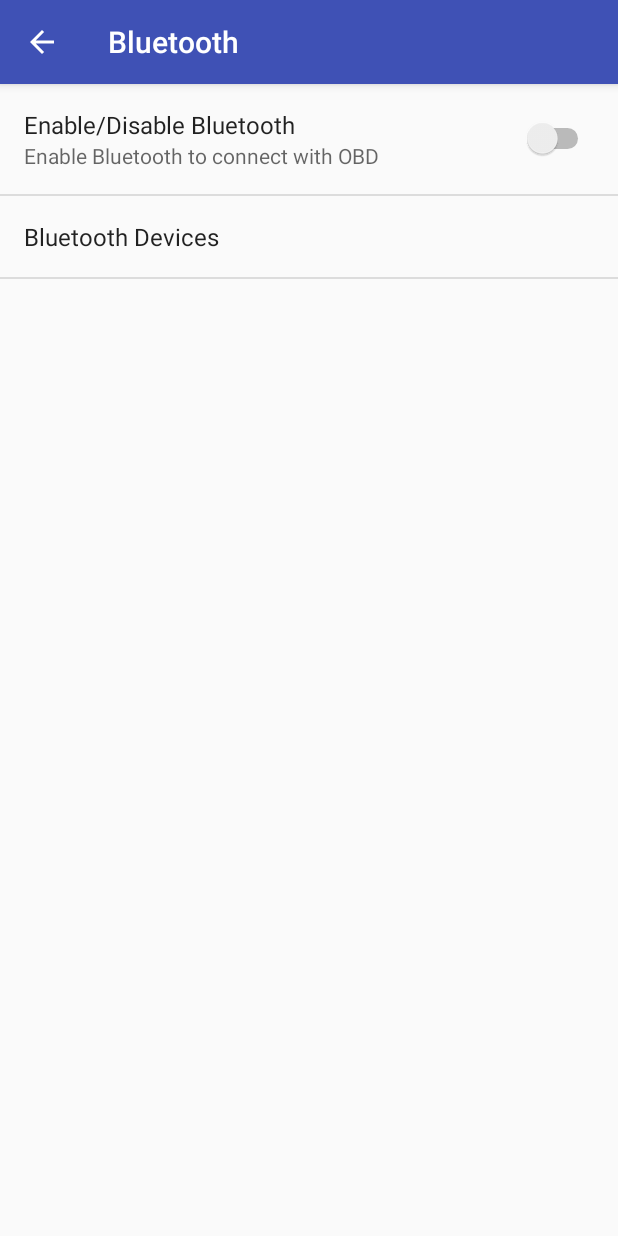
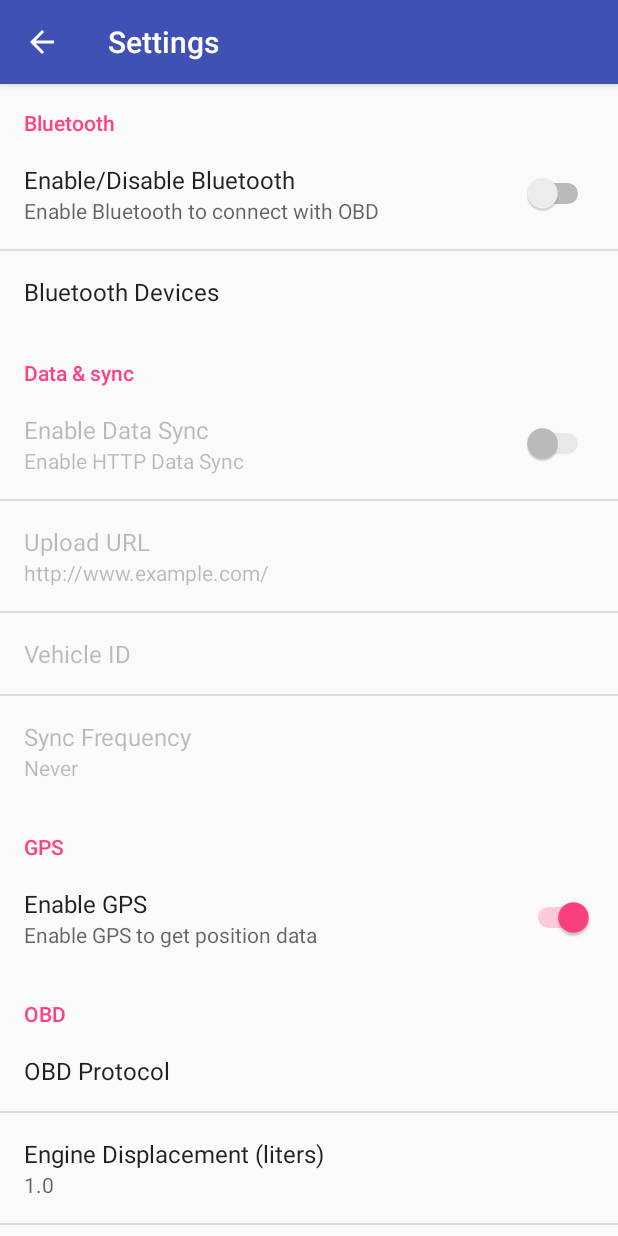
Before and after one commit to eltonvs/vehicle-data-collector, an Android app: the SettingsActivity screen opened directly, with no data from a screen before it, after a tap on "Bluetooth", on a phone screen of 412 x 824 dp. Run offline under Robolectric (Android 15) with nearby library versions, the phone set to English and light mode, and no system bars; libraries missing offline, so code that uses them is left out: com.github.pires.obd; 1 statement that could not run was skipped.

Commit message:
Pack up settings into a single fragment

```diff
--- a/app/src/main/java/br/ufrn/imd/vdc/activities/SettingsActivity.java
+++ b/app/src/main/java/br/ufrn/imd/vdc/activities/SettingsActivity.java
@@ -17,6 +17,7 @@ import android.preference.PreferenceFragment;
 import android.preference.PreferenceManager;
 import android.preference.SwitchPreference;
 import android.support.v7.app.ActionBar;
+import android.util.Log;
 import android.view.MenuItem;
 import android.widget.Toast;
 
@@ -100,19 +101,11 @@ public class SettingsActivity extends AppCompatPreferenceActivity {
             .getString(preference.getKey(), ""));
     }
 
-    /**
-     * Helper method to determine if the device has an extra-large screen. For
-     * example, 10" tablets are extra-large.
-     */
-    private static boolean isXLargeTablet(Context context) {
-        return (context.getResources().getConfiguration().screenLayout & Configuration
-            .SCREENLAYOUT_SIZE_MASK) >= Configuration.SCREENLAYOUT_SIZE_XLARGE;
-    }
-
     @Override
     protected void onCreate(Bundle savedInstanceState) {
         super.onCreate(savedInstanceState);
         setupActionBar();
+        getFragmentManager().beginTransaction().replace(android.R.id.content, new SettingsFragment()).commit();
     }
 
     /**
@@ -130,35 +123,6 @@ public class SettingsActivity extends AppCompatPreferenceActivity {
      * {@inheritDoc}
      */
     @Override
-    public boolean onIsMultiPane() {
-        return isXLargeTablet(this);
-    }
-
-    /**
-     * {@inheritDoc}
-     */
-    @Override
-    @TargetApi(Build.VERSION_CODES.HONEYCOMB)
-    public void onBuildHeaders(List<Header> target) {
-        loadHeadersFromResource(R.xml.pref_headers, target);
-    }
-
-    /**
-     * This method stops fragment injection in malicious applications.
-     * Make sure to deny any unknown fragments here.
-     */
-    protected boolean isValidFragment(String fragmentName) {
-        return fragmentName.equals(PreferenceFragment.class.getName()) ||
-               fragmentName.equals(DataSyncPreferenceFragment.class.getName()) ||
-               fragmentName.equals(BluetoothPreferenceFragment.class.getName()) ||
-               fragmentName.equals(GPSPreferenceFragment.class.getName()) ||
-               fragmentName.equals(OBDPreferenceFragment.class.getName());
-    }
-
-    /**
-     * {@inheritDoc}
-     */
-    @Override
     public boolean onOptionsItemSelected(MenuItem item) {
         int id = item.getItemId();
         if (id == android.R.id.home) {
@@ -168,89 +132,35 @@ public class SettingsActivity extends AppCompatPreferenceActivity {
         return super.onOptionsItemSelected(item);
     }
 
-    /**
-     * This fragment shows data and sync preferences only. It is used when the
-     * activity is showing a two-pane settings UI.
-     */
+
     @TargetApi(Build.VERSION_CODES.HONEYCOMB)
-    public static class DataSyncPreferenceFragment extends PreferenceFragment {
+    public static class SettingsFragment extends PreferenceFragment {
+        private final String TAG = SettingsFragment.class.getName();
+
+        // Bluetooth
+        private final BluetoothAdapter btAdapter = BluetoothAdapter.getDefaultAdapter();
+        private ListPreference btDevices;
+
+        // Data/Sync
         SwitchPreference dataSyncSwitch;
         EditTextPreference uploadURL;
         EditTextPreference vehicleID;
         ListPreference syncFrequency;
 
-        @Override
-        public void onCreate(Bundle savedInstanceState) {
-            super.onCreate(savedInstanceState);
-            addPreferencesFromResource(R.xml.pref_data_sync);
-            setHasOptionsMenu(true);
+        // GPS
+        private LocationManager locationManager;
+        private SwitchPreference gpsSwitch;
 
-            dataSyncSwitch = (SwitchPreference) findPreference(DATA_SYNC_SWITCH);
-            uploadURL = (EditTextPreference) findPreference(DATA_SYNC_POST_URL);
-            vehicleID = (EditTextPreference) findPreference(DATA_SYNC_VEHICLE_ID);
-            syncFrequency = (ListPreference) findPreference(DATA_SYNC_FREQUENCY);
-
-            dataSyncSwitch.setOnPreferenceChangeListener(
-                new Preference.OnPreferenceChangeListener() {
-                    @Override
-                    public boolean onPreferenceChange(Preference preference, Object newValue) {
-                        boolean val = !((SwitchPreference) preference).isChecked();
-
-                        if (val) {
-                            turnOnDataSync();
-                        } else {
-                            turnOffDataSync();
-                        }
-
-                        return true;
-                    }
-                });
-
-            bindPreferenceSummaryToValue(uploadURL);
-            bindPreferenceSummaryToValue(vehicleID);
-            bindPreferenceSummaryToValue(syncFrequency);
-        }
-
-        /**
-         * TODO: Create Data Sync module (turn on)
-         */
-        private void turnOnDataSync() {
-            throw new UnsupportedOperationException();
-        }
-
-        /**
-         * TODO: Create Data Sync Module (turn off)
-         */
-        private void turnOffDataSync() {
-            throw new UnsupportedOperationException();
-        }
-
-        @Override
-        public boolean onOptionsItemSelected(MenuItem item) {
-            int id = item.getItemId();
-            if (id == android.R.id.home) {
-                getActivity().onBackPressed();
-                return true;
-            }
-            return super.onOptionsItemSelected(item);
-        }
-    }
-
-    /**
-     * This fragment shows bluetooth preferences only. It is used when the
-     * activity is showing a two-pane settings UI.
-     */
-    @TargetApi(Build.VERSION_CODES.HONEYCOMB)
-    public static class BluetoothPreferenceFragment extends PreferenceFragment {
-        private final BluetoothAdapter btAdapter = BluetoothAdapter.getDefaultAdapter();
-        private ListPreference btDevices;
+        // OBD
+        private ListPreference obdProtocols;
 
         @Override
         public void onCreate(Bundle savedInstanceState) {
             super.onCreate(savedInstanceState);
-            addPreferencesFromResource(R.xml.pref_bluetooth);
-            setHasOptionsMenu(true);
+            Log.d(TAG, "onCreate: Creating Fragment...");
+            addPreferencesFromResource(R.xml.preferences);
 
+            // Bluetooth
             SwitchPreference btSwitch = (SwitchPreference) findPreference(BLUETOOTH_SWITCH);
             btDevices = (ListPreference) findPreference(BLUETOOTH_DEVICES);
 
@@ -290,62 +200,36 @@ public class SettingsActivity extends AppCompatPreferenceActivity {
                 }
             });
             bindPreferenceSummaryToValue(btDevices);
-        }
 
-        private void fillBluetoothDevicesList() {
-            if (btAdapter != null) {
-                ArrayList<CharSequence> pairedDevicesStrings = new ArrayList<>();
-                ArrayList<CharSequence> pairedDevicesAddress = new ArrayList<>();
-                for (BluetoothDevice device : btAdapter.getBondedDevices()) {
-                    pairedDevicesStrings.add(device.getName() + "\n" + device.getAddress());
-                    pairedDevicesAddress.add(device.getAddress());
-                }
 
-                btDevices.setEntries(pairedDevicesStrings.toArray(new CharSequence[0]));
-                btDevices.setEntryValues(pairedDevicesAddress.toArray(new CharSequence[0]));
-            }
-        }
+            // Data/Sync
+            dataSyncSwitch = (SwitchPreference) findPreference(DATA_SYNC_SWITCH);
+            uploadURL = (EditTextPreference) findPreference(DATA_SYNC_POST_URL);
+            vehicleID = (EditTextPreference) findPreference(DATA_SYNC_VEHICLE_ID);
+            syncFrequency = (ListPreference) findPreference(DATA_SYNC_FREQUENCY);
 
-        private void turnOnBluetooth() {
-            if (btAdapter != null) {
-                btAdapter.enable();
-                btDevices.setEnabled(true);
-            }
-        }
+            dataSyncSwitch.setOnPreferenceChangeListener(
+                new Preference.OnPreferenceChangeListener() {
+                    @Override
+                    public boolean onPreferenceChange(Preference preference, Object newValue) {
+                        boolean val = !((SwitchPreference) preference).isChecked();
 
-        private void turnOffBluetooth() {
-            if (btAdapter != null) {
-                btAdapter.disable();
-                btDevices.setEnabled(false);
-            }
-        }
+                        if (val) {
+                            turnOnDataSync();
+                        } else {
+                            turnOffDataSync();
+                        }
 
-        @Override
-        public boolean onOptionsItemSelected(MenuItem item) {
-            int id = item.getItemId();
-            if (id == android.R.id.home) {
-                getActivity().onBackPressed();
-                return true;
-            }
-            return super.onOptionsItemSelected(item);
-        }
-    }
+                        return true;
+                    }
+                });
 
-    /**
-     * This fragment shows GPS preferences only. It is used when the
-     * activity is showing a two-pane settings UI.
-     */
-    @TargetApi(Build.VERSION_CODES.HONEYCOMB)
-    public static class GPSPreferenceFragment extends PreferenceFragment {
-        private LocationManager locationManager;
-        private SwitchPreference gpsSwitch;
+            bindPreferenceSummaryToValue(uploadURL);
+            bindPreferenceSummaryToValue(vehicleID);
+            bindPreferenceSummaryToValue(syncFrequency);
 
-        @Override
-        public void onCreate(Bundle savedInstanceState) {
-            super.onCreate(savedInstanceState);
-            addPreferencesFromResource(R.xml.pref_gps);
-            setHasOptionsMenu(true);
 
+            // GPS
             locationManager = (LocationManager) getActivity().getSystemService(LOCATION_SERVICE);
 
             gpsSwitch = (SwitchPreference) findPreference(GPS_SWITCH);
@@ -380,6 +264,58 @@ public class SettingsActivity extends AppCompatPreferenceActivity {
                     return true;
                 }
             });
+
+
+            // OBD
+            obdProtocols = (ListPreference) findPreference(OBD_PROTOCOL);
+            fillObdProtocols();
+            bindPreferenceSummaryToValue(obdProtocols);
+
+            EditTextPreference engineDisplacement = (EditTextPreference) findPreference
+                (ENGINE_DISPLACEMENT);
+            bindPreferenceSummaryToValue(engineDisplacement);
+        }
+
+        private void fillBluetoothDevicesList() {
+            if (btAdapter != null) {
+                ArrayList<CharSequence> pairedDevicesStrings = new ArrayList<>();
+                ArrayList<CharSequence> pairedDevicesAddress = new ArrayList<>();
+                for (BluetoothDevice device : btAdapter.getBondedDevices()) {
+                    pairedDevicesStrings.add(device.getName() + "\n" + device.getAddress());
+                    pairedDevicesAddress.add(device.getAddress());
+                }
+
+                btDevices.setEntries(pairedDevicesStrings.toArray(new CharSequence[0]));
+                btDevices.setEntryValues(pairedDevicesAddress.toArray(new CharSequence[0]));
+            }
+        }
+
+        private void turnOnBluetooth() {
+            if (btAdapter != null) {
+                btAdapter.enable();
+                btDevices.setEnabled(true);
+            }
+        }
+
+        private void turnOffBluetooth() {
+            if (btAdapter != null) {
+                btAdapter.disable();
+                btDevices.setEnabled(false);
+            }
+        }
+
+        /**
+         * TODO: Create Data Sync module (turn on)
+         */
+        private void turnOnDataSync() {
+            throw new UnsupportedOperationException();
+        }
+
+        /**
+         * TODO: Create Data Sync Module (turn off)
+         */
+        private void turnOffDataSync() {
+            throw new UnsupportedOperationException();
         }
 
         private void turnOnGPS() {
@@ -399,40 +335,6 @@ public class SettingsActivity extends AppCompatPreferenceActivity {
                    locationManager.isProviderEnabled(LocationManager.GPS_PROVIDER);
         }
 
-        @Override
-        public boolean onOptionsItemSelected(MenuItem item) {
-            int id = item.getItemId();
-            if (id == android.R.id.home) {
-                getActivity().onBackPressed();
-                return true;
-            }
-            return super.onOptionsItemSelected(item);
-        }
-    }
-
-    /**
-     * This fragment shows OBD preferences only. It is used when the
-     * activity is showing a two-pane settings UI.
-     */
-    @TargetApi(Build.VERSION_CODES.HONEYCOMB)
-    public static class OBDPreferenceFragment extends PreferenceFragment {
-        private ListPreference obdProtocols;
-
-        @Override
-        public void onCreate(Bundle savedInstanceState) {
-            super.onCreate(savedInstanceState);
-            addPreferencesFromResource(R.xml.pref_obd);
-            setHasOptionsMenu(true);
-
-            obdProtocols = (ListPreference) findPreference(OBD_PROTOCOL);
-            fillObdProtocols();
-            bindPreferenceSummaryToValue(obdProtocols);
-
-            EditTextPreference engineDisplacement = (EditTextPreference) findPreference
-                (ENGINE_DISPLACEMENT);
-            bindPreferenceSummaryToValue(engineDisplacement);
-        }
-
         private void fillObdProtocols() {
             ArrayList<CharSequence> protocolsStrings = new ArrayList<>();
             for (ObdProtocols protocol : ObdProtocols.values()) {
@@ -441,15 +343,6 @@ public class SettingsActivity extends AppCompatPreferenceActivity {
             obdProtocols.setEntries(protocolsStrings.toArray(new CharSequence[0]));
             obdProtocols.setEntryValues(protocolsStrings.toArray(new CharSequence[0]));
         }
+    }
 
-        @Override
-        public boolean onOptionsItemSelected(MenuItem item) {
-            int id = item.getItemId();
-            if (id == android.R.id.home) {
-                getActivity().onBackPressed();
-                return true;
-            }
-            return super.onOptionsItemSelected(item);
-        }
-    }
 }
--- a/app/src/main/res/xml/pref_bluetooth.xml
+++ /dev/null
@@ -1,18 +0,0 @@
-<PreferenceScreen xmlns:android="http://schemas.android.com/apk/res/android">
-
-    <SwitchPreference
-        android:defaultValue="true"
-        android:key="bluetooth_switch"
-        android:summaryOff="@string/pref_description_enable_bluetooth"
-        android:summaryOn="@string/pref_description_disable_bluetooth"
-        android:title="@string/pref_title_switch_bluetooth" />
-
-    <ListPreference
-        android:defaultValue="-1"
-        android:key="bluetooth_devices"
-        android:negativeButtonText="@null"
-        android:positiveButtonText="@null"
-        android:summary="@string/pref_description_bluetooth_devices"
-        android:title="@string/pref_title_bluetooth_devices" />
-
-</PreferenceScreen>
--- a/app/src/main/res/xml/pref_data_sync.xml
+++ /dev/null
@@ -1,36 +0,0 @@
-<PreferenceScreen xmlns:android="http://schemas.android.com/apk/res/android">
-
-    <SwitchPreference
-        android:defaultValue="false"
-        android:key="data_sync_switch"
-        android:summary="@string/pref_description_enable_data_sync"
-        android:title="@string/pref_title_enable_data_sync" />
-
-    <EditTextPreference
-        android:defaultValue="@string/pref_default_upload_url"
-        android:inputType="textUri"
-        android:key="post_url"
-        android:selectAllOnFocus="true"
-        android:singleLine="true"
-        android:summary="@string/pref_description_upload_url"
-        android:title="@string/pref_title_upload_url" />
-
-    <EditTextPreference
-        android:inputType="number"
-        android:key="vehicle_id"
-        android:selectAllOnFocus="true"
-        android:singleLine="true"
-        android:summary="@string/pref_description_vehicle_id"
-        android:title="@string/pref_title_vehicle_id" />
-
-    <ListPreference
-        android:defaultValue="-1"
-        android:entries="@array/pref_sync_frequency_titles"
-        android:entryValues="@array/pref_sync_frequency_values"
-        android:key="sync_frequency"
-        android:negativeButtonText="@null"
-        android:positiveButtonText="@null"
-        android:summary="@string/pref_description_sync_frequency"
-        android:title="@string/pref_title_sync_frequency" />
-
-</PreferenceScreen>
--- a/app/src/main/res/xml/pref_gps.xml
+++ /dev/null
@@ -1,9 +0,0 @@
-<PreferenceScreen xmlns:android="http://schemas.android.com/apk/res/android">
-
-    <SwitchPreference
-        android:defaultValue="false"
-        android:key="gps_switch"
-        android:summary="@string/pref_description_enable_gps"
-        android:title="@string/pref_title_enable_gps" />
-
-</PreferenceScreen>
--- a/app/src/main/res/xml/pref_headers.xml
+++ /dev/null
@@ -1,23 +0,0 @@
-<preference-headers xmlns:android="http://schemas.android.com/apk/res/android">
-
-    <header
-        android:fragment="br.ufrn.imd.vdc.activities.SettingsActivity$DataSyncPreferenceFragment"
-        android:icon="@drawable/ic_sync_black_24dp"
-        android:title="@string/pref_header_data_sync" />
-
-    <header
-        android:fragment="br.ufrn.imd.vdc.activities.SettingsActivity$BluetoothPreferenceFragment"
-        android:icon="@drawable/ic_bluetooth_black_24dp"
-        android:title="@string/pref_header_bluetooth" />
-
-    <header
-        android:fragment="br.ufrn.imd.vdc.activities.SettingsActivity$GPSPreferenceFragment"
-        android:icon="@drawable/ic_gps_fixed_black_24dp"
-        android:title="@string/pref_header_gps" />
-
-    <header
-        android:fragment="br.ufrn.imd.vdc.activities.SettingsActivity$OBDPreferenceFragment"
-        android:icon="@drawable/ic_car_black_24dp"
-        android:title="@string/pref_header_obd" />
-
-</preference-headers>
--- a/app/src/main/res/xml/pref_obd.xml
+++ /dev/null
@@ -1,23 +0,0 @@
-<PreferenceScreen xmlns:android="http://schemas.android.com/apk/res/android">
-
-    <ListPreference
-        android:defaultValue="0"
-        android:key="obd_protocol"
-        android:negativeButtonText="@null"
-        android:positiveButtonText="@null"
-        android:summary="@string/pref_description_obd_protocol"
-        android:title="@string/pref_title_obd_protocol" />
-
-    <EditTextPreference
-        android:defaultValue="@string/pref_default_engine_displacement"
-        android:inputType="numberDecimal"
-        android:key="engine_displacement"
-        android:maxLength="3"
-        android:maxLines="1"
-        android:numeric="decimal"
-        android:selectAllOnFocus="true"
-        android:singleLine="true"
-        android:summary="@string/pref_description_engine_displacement"
-        android:title="@string/pref_title_engine_displacement" />
-
-</PreferenceScreen>
--- /dev/null
+++ b/app/src/main/res/xml/preferences.xml
@@ -0,0 +1,98 @@
+<?xml version="1.0" encoding="utf-8"?>
+<PreferenceScreen xmlns:android="http://schemas.android.com/apk/res/android">
+
+    <!-- Bluetooth Settings -->
+    <PreferenceCategory
+        android:title="@string/pref_header_bluetooth">
+
+        <SwitchPreference
+            android:defaultValue="true"
+            android:key="bluetooth_switch"
+            android:summaryOff="@string/pref_description_enable_bluetooth"
+            android:summaryOn="@string/pref_description_disable_bluetooth"
+            android:title="@string/pref_title_switch_bluetooth"/>
+
+        <ListPreference
+            android:defaultValue="-1"
+            android:key="bluetooth_devices"
+            android:negativeButtonText="@null"
+            android:positiveButtonText="@null"
+            android:summary="@string/pref_description_bluetooth_devices"
+            android:title="@string/pref_title_bluetooth_devices" />
+    </PreferenceCategory>
+
+    <!-- Data & Sync Settings -->
+    <PreferenceCategory
+        android:title="@string/pref_header_data_sync"
+        android:enabled="false">
+
+        <SwitchPreference
+            android:defaultValue="false"
+            android:key="data_sync_switch"
+            android:summary="@string/pref_description_enable_data_sync"
+            android:title="@string/pref_title_enable_data_sync" />
+
+        <EditTextPreference
+            android:defaultValue="@string/pref_default_upload_url"
+            android:inputType="textUri"
+            android:key="post_url"
+            android:selectAllOnFocus="true"
+            android:singleLine="true"
+            android:summary="@string/pref_description_upload_url"
+            android:title="@string/pref_title_upload_url" />
+
+        <EditTextPreference
+            android:inputType="number"
+            android:key="vehicle_id"
+            android:selectAllOnFocus="true"
+            android:singleLine="true"
+            android:summary="@string/pref_description_vehicle_id"
+            android:title="@string/pref_title_vehicle_id" />
+
+        <ListPreference
+            android:defaultValue="-1"
+            android:entries="@array/pref_sync_frequency_titles"
+            android:entryValues="@array/pref_sync_frequency_values"
+            android:key="sync_frequency"
+            android:negativeButtonText="@null"
+            android:positiveButtonText="@null"
+            android:summary="@string/pref_description_sync_frequency"
+            android:title="@string/pref_title_sync_frequency" />
+    </PreferenceCategory>
+
+    <!-- GPS Settings -->
+    <PreferenceCategory
+        android:title="@string/pref_header_gps">
+
+        <SwitchPreference
+            android:defaultValue="false"
+            android:key="gps_switch"
+            android:summary="@string/pref_description_enable_gps"
+            android:title="@string/pref_title_enable_gps" />
+    </PreferenceCategory>
+
+    <!-- OBD Settings -->
+    <PreferenceCategory
+        android:title="@string/pref_header_obd">
+
+        <ListPreference
+            android:defaultValue="0"
+            android:key="obd_protocol"
+            android:negativeButtonText="@null"
+            android:positiveButtonText="@null"
+            android:summary="@string/pref_description_obd_protocol"
+            android:title="@string/pref_title_obd_protocol" />
+
+        <EditTextPreference
+            android:defaultValue="@string/pref_default_engine_displacement"
+            android:inputType="numberDecimal"
+            android:key="engine_displacement"
+            android:maxLength="3"
+            android:maxLines="1"
+            android:numeric="decimal"
+            android:selectAllOnFocus="true"
+            android:singleLine="true"
+            android:summary="@string/pref_description_engine_displacement"
+            android:title="@string/pref_title_engine_displacement" />
+    </PreferenceCategory>
+</PreferenceScreen>
```
